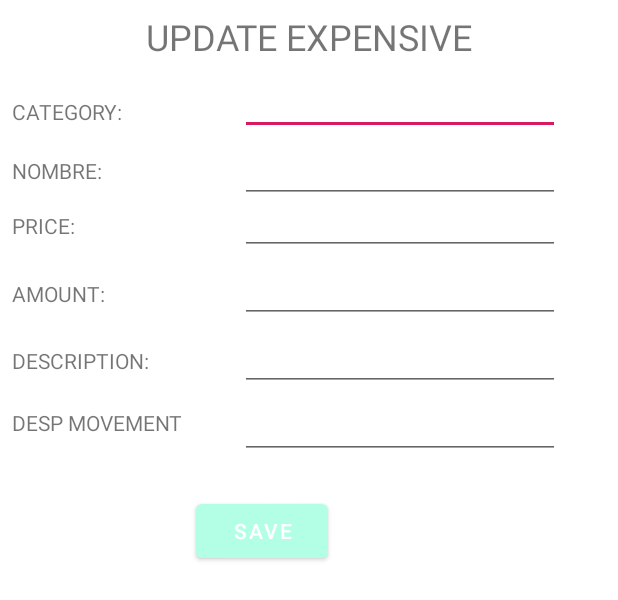
After one commit to Azo2013Github/controlgastos, an Android app: the layout updating_fragment.xml on its own in the app's theme, with its tools: preview values and no code run, on a phone screen of 412 x 824 dp. The commit adds this screen. Shown: the top 600 px of the screen. Run offline under Robolectric (Android 15) with nearby library versions, the phone set to English and light mode, and no system bars.

Commit message:
implementation del metodo update

```diff
--- a/app/src/main/java/com/pgrsoft/controlgastos/fragment/ListadoDetalleFragment.java
+++ b/app/src/main/java/com/pgrsoft/controlgastos/fragment/ListadoDetalleFragment.java
@@ -7,6 +7,7 @@ import androidx.core.content.ContextCompat;
 
 import android.Manifest;
 import android.app.AlertDialog;
+import android.app.Dialog;
 import android.content.DialogInterface;
 import android.content.Intent;
 import android.content.pm.PackageManager;
@@ -50,11 +51,8 @@ import static android.app.Activity.RESULT_OK;
  */
 public class ListadoDetalleFragment extends Fragment {
 
-    private Button btnDelete;
     private Button btnEditExpense;
     private ImageView imageView;
-    private boolean delete;
-    private EditText editTextCode;
 
     public ListadoDetalleFragment() {
 
@@ -70,11 +68,7 @@ public class ListadoDetalleFragment extends Fragment {
         TextView textDescripcion = (TextView) mView.findViewById(R.id.idDetalleDescripcion);
         TextView textImporte = (TextView) mView.findViewById(R.id.idImporte);
         TextView textFecha = (TextView) mView.findViewById(R.id.idFecha);
-        editTextCode = (EditText) mView.findViewById(R.id.idEditTextCode);
-
         imageView = (ImageView) mView.findViewById(R.id.idImageView);
-
-        this.btnDelete = (Button) mView.findViewById(R.id.idBtnDelete);
         this.btnEditExpense = (Button) mView.findViewById(R.id.idBtnEdit);
 
         Bundle bundle = getArguments();
@@ -88,24 +82,30 @@ public class ListadoDetalleFragment extends Fragment {
             getDrawableImage(movimiento.getProducto().getImagen(), imageView);
         }
 
-        btnDelete.setOnClickListener(new View.OnClickListener() {
+        this.btnEditExpense.setOnClickListener(new View.OnClickListener() {
 
             @Override
             public void onClick(View view) {
 
-                MovimientoServices movimientoServices = new MovimientoServicesImpl(getContext());
-                Long code = Long.parseLong(editTextCode.getText().toString());
-                delete = movimientoServices.delete(code);
+                Dialog dialog = new Dialog(getActivity());
+                dialog.setContentView(R.layout.updating_fragment);
+                EditText editTextCategory = (EditText) dialog.findViewById(R.id.idEditTextCategory);
+                EditText editTextName = (EditText) dialog.findViewById(R.id.idEditTextName);
+                EditText editTextPrice = (EditText) dialog.findViewById(R.id.idEditTextPrice);
+                EditText editTextAmount = (EditText) dialog.findViewById(R.id.idEditTextAmount);
+                EditText editTextDescription = (EditText) dialog.findViewById(R.id.idEditTextDescrip);
+                EditText editTextDescMov = (EditText) dialog.findViewById(R.id.idEditTextMovDesrip);
 
-                emptyEditText();
+
+                dialog.show();
             }
+
+
         });
 
+
+
         return mView;
-    }
-
-    private void emptyEditText() {
-        editTextCode.setText("");
     }
 
     /* La funcion para cambiar las imagenes: */
@@ -123,7 +123,6 @@ public class ListadoDetalleFragment extends Fragment {
                 break;
             case 4:
                 imageView.setImageResource(R.drawable.legumbres);
-
                 break;
             case 5:
                 imageView.setImageResource(R.drawable.bebidas);
@@ -131,18 +130,14 @@ public class ListadoDetalleFragment extends Fragment {
             case 6:
                 imageView.setImageResource(R.drawable.ropa);
                 break;
-
             case 7:
                 imageView.setImageResource(R.drawable.casa);
-
                 break;
             case 8:
                 imageView.setImageResource(R.drawable.extras);
-
                 break;
             case 9:
                 imageView.setImageResource(R.drawable.farmacia);
-
                 break;
             case 10:
                 imageView.setImageResource(R.drawable.shoes);
--- a/app/src/main/java/com/pgrsoft/controlgastos/fragment/RecyclerFragment.java
+++ b/app/src/main/java/com/pgrsoft/controlgastos/fragment/RecyclerFragment.java
@@ -33,7 +33,6 @@ public class RecyclerFragment extends Fragment implements ListAdapters.MyListLis
 
     private RecyclerView recyclerView;
     private RecyclerView.LayoutManager layoutManager;
-    private EditText editTextCode;
 
     public RecyclerFragment() {
         // Required empty public constructor
--- /dev/null
+++ b/app/src/main/java/com/pgrsoft/controlgastos/fragment/UpdateFragment.java
@@ -0,0 +1,33 @@
+package com.pgrsoft.controlgastos.fragment;
+
+
+import android.os.Bundle;
+
+import androidx.fragment.app.Fragment;
+
+import android.view.LayoutInflater;
+import android.view.View;
+import android.view.ViewGroup;
+
+import com.pgrsoft.controlgastos.R;
+
+
+/**
+ * A simple {@link Fragment} subclass.
+ */
+public class UpdateFragment extends Fragment {
+
+
+    public UpdateFragment() {
+
+    }
+
+
+    @Override
+    public View onCreateView(LayoutInflater inflater, ViewGroup container,
+                             Bundle savedInstanceState) {
+        // Inflate the layout for this fragment
+        return inflater.inflate(R.layout.fragment_update, container, false);
+    }
+
+}
--- a/app/src/main/res/layout/fragment_listado_detalle.xml
+++ b/app/src/main/res/layout/fragment_listado_detalle.xml
@@ -233,49 +233,14 @@
         app:layout_constraintVertical_bias="1.0" />
 
     <Button
-        android:id="@+id/idBtnDelete"
-        android:layout_width="wrap_content"
-        android:layout_height="wrap_content"
-        android:layout_marginStart="8dp"
-        android:layout_marginLeft="8dp"
-        android:layout_marginTop="20dp"
-        android:layout_marginEnd="8dp"
-        android:layout_marginRight="8dp"
-        android:text="@string/deleteGasto"
-        app:layout_constraintEnd_toEndOf="parent"
-        app:layout_constraintHorizontal_bias="0.0"
-        app:layout_constraintStart_toStartOf="@+id/guideline2"
-        app:layout_constraintTop_toTopOf="@+id/guideline15" />
-
-    <EditText
-        android:id="@+id/idEditTextCode"
-        android:layout_width="119dp"
-        android:layout_height="39dp"
-        android:layout_marginStart="8dp"
-        android:layout_marginLeft="8dp"
-        android:layout_marginTop="28dp"
-        android:layout_marginEnd="8dp"
-        android:layout_marginRight="8dp"
-        android:ems="10"
-        android:inputType="number"
-        app:layout_constraintEnd_toStartOf="@+id/guideline2"
-        app:layout_constraintHorizontal_bias="0.0"
-        app:layout_constraintStart_toStartOf="parent"
-        app:layout_constraintTop_toTopOf="@+id/guideline15" />
-
-    <Button
         android:id="@+id/idBtnEdit"
         android:layout_width="wrap_content"
         android:layout_height="wrap_content"
-        android:layout_marginStart="8dp"
-        android:layout_marginLeft="8dp"
-        android:layout_marginTop="20dp"
-        android:layout_marginEnd="8dp"
-        android:layout_marginRight="8dp"
+        android:layout_marginTop="24dp"
+        android:layout_marginEnd="176dp"
+        android:layout_marginRight="176dp"
         android:text="@string/edit"
         app:layout_constraintEnd_toEndOf="parent"
-        app:layout_constraintHorizontal_bias="0.703"
-        app:layout_constraintStart_toEndOf="@+id/idBtnDelete"
         app:layout_constraintTop_toTopOf="@+id/guideline15" />
 
     <!--<Button
--- /dev/null
+++ b/app/src/main/res/layout/fragment_update.xml
@@ -0,0 +1,14 @@
+<?xml version="1.0" encoding="utf-8"?>
+<FrameLayout xmlns:android="http://schemas.android.com/apk/res/android"
+    xmlns:tools="http://schemas.android.com/tools"
+    android:layout_width="match_parent"
+    android:layout_height="match_parent"
+    tools:context=".fragment.UpdateFragment">
+
+    <!-- TODO: Update blank fragment layout -->
+    <TextView
+        android:layout_width="match_parent"
+        android:layout_height="match_parent"
+        android:text="@string/hello_blank_fragment" />
+
+</FrameLayout>
--- /dev/null
+++ b/app/src/main/res/layout/updating_fragment.xml
@@ -0,0 +1,272 @@
+<?xml version="1.0" encoding="utf-8"?>
+<androidx.constraintlayout.widget.ConstraintLayout xmlns:android="http://schemas.android.com/apk/res/android"
+    xmlns:app="http://schemas.android.com/apk/res-auto"
+    xmlns:tools="http://schemas.android.com/tools"
+    android:id="@+id/linearLayout2"
+    android:layout_width="match_parent"
+    android:layout_height="match_parent"
+    android:orientation="vertical">
+
+    <androidx.constraintlayout.widget.Guideline
+        android:id="@+id/guideline"
+        android:layout_width="wrap_content"
+        android:layout_height="wrap_content"
+        android:orientation="horizontal"
+        app:layout_constraintGuide_begin="45dp" />
+
+    <androidx.constraintlayout.widget.Guideline
+        android:id="@+id/guideline3"
+        android:layout_width="wrap_content"
+        android:layout_height="wrap_content"
+        android:orientation="horizontal"
+        app:layout_constraintGuide_begin="84dp" />
+
+    <androidx.constraintlayout.widget.Guideline
+        android:id="@+id/guideline4"
+        android:layout_width="wrap_content"
+        android:layout_height="wrap_content"
+        android:orientation="horizontal"
+        app:layout_constraintGuide_begin="125dp" />
+
+    <androidx.constraintlayout.widget.Guideline
+        android:id="@+id/guideline5"
+        android:layout_width="wrap_content"
+        android:layout_height="wrap_content"
+        android:orientation="horizontal"
+        app:layout_constraintGuide_begin="170dp" />
+
+    <androidx.constraintlayout.widget.Guideline
+        android:id="@+id/guideline6"
+        android:layout_width="wrap_content"
+        android:layout_height="wrap_content"
+        android:orientation="horizontal"
+        app:layout_constraintGuide_begin="215dp" />
+
+    <androidx.constraintlayout.widget.Guideline
+        android:id="@+id/guideline7"
+        android:layout_width="wrap_content"
+        android:layout_height="wrap_content"
+        android:orientation="vertical"
+        app:layout_constraintGuide_begin="123dp" />
+
+    <androidx.constraintlayout.widget.Guideline
+        android:id="@+id/guideline8"
+        android:layout_width="wrap_content"
+        android:layout_height="wrap_content"
+        android:orientation="horizontal"
+        app:layout_constraintGuide_begin="260dp" />
+
+    <androidx.constraintlayout.widget.Guideline
+        android:id="@+id/guideline12"
+        android:layout_width="wrap_content"
+        android:layout_height="wrap_content"
+        android:orientation="horizontal"
+        app:layout_constraintGuide_begin="303dp" />
+
+    <TextView
+        android:id="@+id/textView3"
+        android:layout_width="wrap_content"
+        android:layout_height="wrap_content"
+        android:layout_marginStart="8dp"
+        android:layout_marginLeft="8dp"
+        android:layout_marginTop="20dp"
+        android:layout_marginEnd="8dp"
+        android:layout_marginRight="8dp"
+        android:text="@string/categoria"
+        app:layout_constraintEnd_toStartOf="@+id/guideline7"
+        app:layout_constraintHorizontal_bias="0.0"
+        app:layout_constraintStart_toStartOf="parent"
+        app:layout_constraintTop_toTopOf="@+id/guideline" />
+
+    <EditText
+        android:id="@+id/idEditTextCategory"
+        android:layout_width="wrap_content"
+        android:layout_height="wrap_content"
+        android:layout_marginStart="8dp"
+        android:layout_marginLeft="8dp"
+        android:layout_marginEnd="8dp"
+        android:layout_marginRight="8dp"
+        android:ems="10"
+        android:inputType="textPersonName"
+        app:layout_constraintEnd_toEndOf="parent"
+        app:layout_constraintHorizontal_bias="0.492"
+        app:layout_constraintStart_toStartOf="@+id/guideline7"
+        app:layout_constraintTop_toTopOf="@+id/guideline" />
+
+    <TextView
+        android:id="@+id/textView4"
+        android:layout_width="wrap_content"
+        android:layout_height="wrap_content"
+        android:layout_marginStart="8dp"
+        android:layout_marginLeft="8dp"
+        android:layout_marginTop="20dp"
+        android:text="@string/nombre"
+        app:layout_constraintStart_toStartOf="parent"
+        app:layout_constraintTop_toTopOf="@+id/guideline3" />
+
+    <EditText
+        android:id="@+id/idEditTextName"
+        android:layout_width="wrap_content"
+        android:layout_height="wrap_content"
+        android:layout_marginStart="8dp"
+        android:layout_marginLeft="8dp"
+        android:layout_marginEnd="8dp"
+        android:layout_marginRight="8dp"
+        android:ems="10"
+        android:inputType="textPersonName"
+        app:layout_constraintEnd_toEndOf="parent"
+        app:layout_constraintHorizontal_bias="0.492"
+        app:layout_constraintStart_toStartOf="@+id/guideline7"
+        app:layout_constraintTop_toBottomOf="@+id/idEditTextCategory" />
+
+    <TextView
+        android:id="@+id/textView5"
+        android:layout_width="wrap_content"
+        android:layout_height="wrap_content"
+        android:layout_marginStart="8dp"
+        android:layout_marginLeft="8dp"
+        android:layout_marginTop="8dp"
+        android:layout_marginEnd="8dp"
+        android:layout_marginRight="8dp"
+        android:text="@string/update_expensive"
+        android:textSize="24sp"
+        app:layout_constraintEnd_toEndOf="parent"
+        app:layout_constraintStart_toStartOf="parent"
+        app:layout_constraintTop_toTopOf="parent" />
+
+    <TextView
+        android:id="@+id/textView7"
+        android:layout_width="wrap_content"
+        android:layout_height="wrap_content"
+        android:layout_marginStart="8dp"
+        android:layout_marginLeft="8dp"
+        android:layout_marginTop="16dp"
+        android:layout_marginEnd="8dp"
+        android:layout_marginRight="8dp"
+        android:text="@string/precio"
+        app:layout_constraintEnd_toStartOf="@+id/guideline7"
+        app:layout_constraintHorizontal_bias="0.0"
+        app:layout_constraintStart_toStartOf="parent"
+        app:layout_constraintTop_toTopOf="@+id/guideline4" />
+
+    <EditText
+        android:id="@+id/idEditTextPrice"
+        android:layout_width="wrap_content"
+        android:layout_height="wrap_content"
+        android:layout_marginStart="8dp"
+        android:layout_marginLeft="8dp"
+        android:layout_marginEnd="8dp"
+        android:layout_marginRight="8dp"
+        android:ems="10"
+        android:inputType="numberDecimal"
+        app:layout_constraintEnd_toEndOf="parent"
+        app:layout_constraintHorizontal_bias="0.492"
+        app:layout_constraintStart_toStartOf="@+id/guideline7"
+        app:layout_constraintTop_toTopOf="@+id/guideline4" />
+
+    <TextView
+        android:id="@+id/textView14"
+        android:layout_width="wrap_content"
+        android:layout_height="wrap_content"
+        android:layout_marginStart="8dp"
+        android:layout_marginLeft="8dp"
+        android:layout_marginTop="16dp"
+        android:layout_marginEnd="8dp"
+        android:layout_marginRight="8dp"
+        android:text="@string/importe"
+        app:layout_constraintEnd_toStartOf="@+id/guideline7"
+        app:layout_constraintHorizontal_bias="0.0"
+        app:layout_constraintStart_toStartOf="parent"
+        app:layout_constraintTop_toTopOf="@+id/guideline5" />
+
+    <EditText
+        android:id="@+id/idEditTextAmount"
+        android:layout_width="wrap_content"
+        android:layout_height="wrap_content"
+        android:layout_marginStart="8dp"
+        android:layout_marginLeft="8dp"
+        android:layout_marginEnd="8dp"
+        android:layout_marginRight="8dp"
+        android:ems="10"
+        android:inputType="textPersonName"
+        app:layout_constraintEnd_toEndOf="parent"
+        app:layout_constraintHorizontal_bias="0.492"
+        app:layout_constraintStart_toStartOf="@+id/guideline7"
+        app:layout_constraintTop_toBottomOf="@+id/idEditTextPrice" />
+
+    <TextView
+        android:id="@+id/textView16"
+        android:layout_width="wrap_content"
+        android:layout_height="wrap_content"
+        android:layout_marginStart="8dp"
+        android:layout_marginLeft="8dp"
+        android:layout_marginTop="16dp"
+        android:layout_marginEnd="8dp"
+        android:layout_marginRight="8dp"
+        android:text="@string/descripcion"
+        app:layout_constraintEnd_toStartOf="@+id/guideline7"
+        app:layout_constraintHorizontal_bias="0.0"
+        app:layout_constraintStart_toStartOf="parent"
+        app:layout_constraintTop_toTopOf="@+id/guideline6" />
+
+    <EditText
+        android:id="@+id/idEditTextDescrip"
+        android:layout_width="wrap_content"
+        android:layout_height="wrap_content"
+        android:layout_marginStart="8dp"
+        android:layout_marginLeft="8dp"
+        android:layout_marginEnd="8dp"
+        android:layout_marginRight="8dp"
+        android:ems="10"
+        android:inputType="textPersonName"
+        app:layout_constraintEnd_toEndOf="parent"
+        app:layout_constraintHorizontal_bias="0.492"
+        app:layout_constraintStart_toStartOf="@+id/guideline7"
+        app:layout_constraintTop_toBottomOf="@+id/idEditTextAmount" />
+
+    <TextView
+        android:id="@+id/textView19"
+        android:layout_width="wrap_content"
+        android:layout_height="wrap_content"
+        android:layout_marginStart="8dp"
+        android:layout_marginLeft="8dp"
+        android:layout_marginTop="12dp"
+        android:layout_marginEnd="8dp"
+        android:layout_marginRight="8dp"
+        android:text="@string/descripcionMovimiento"
+        app:layout_constraintEnd_toStartOf="@+id/guideline7"
+        app:layout_constraintHorizontal_bias="0.0"
+        app:layout_constraintStart_toStartOf="parent"
+        app:layout_constraintTop_toTopOf="@+id/guideline8" />
+
+    <EditText
+        android:id="@+id/idEditTextMovDesrip"
+        android:layout_width="wrap_content"
+        android:layout_height="wrap_content"
+        android:layout_marginStart="8dp"
+        android:layout_marginLeft="8dp"
+        android:layout_marginEnd="8dp"
+        android:layout_marginRight="8dp"
+        android:ems="10"
+        android:inputType="textPersonName"
+        app:layout_constraintEnd_toEndOf="parent"
+        app:layout_constraintHorizontal_bias="0.492"
+        app:layout_constraintStart_toStartOf="@+id/guideline7"
+        app:layout_constraintTop_toBottomOf="@+id/idEditTextDescrip" />
+
+    <Button
+        android:id="@+id/idBtnSaveList"
+        android:layout_width="wrap_content"
+        android:layout_height="wrap_content"
+        android:layout_marginStart="8dp"
+        android:layout_marginLeft="8dp"
+        android:layout_marginTop="24dp"
+        android:layout_marginEnd="8dp"
+        android:layout_marginRight="8dp"
+        android:text="@string/save"
+        app:layout_constraintEnd_toEndOf="parent"
+        app:layout_constraintHorizontal_bias="0.0"
+        app:layout_constraintStart_toStartOf="@+id/guideline7"
+        app:layout_constraintTop_toBottomOf="@+id/idEditTextMovDesrip" />
+
+</androidx.constraintlayout.widget.ConstraintLayout>
--- a/app/src/main/res/values/strings.xml
+++ b/app/src/main/res/values/strings.xml
@@ -37,5 +37,7 @@
     <string name="save_photo">SAVE PHOTO</string>
     <string name="deleteGasto">DELETE GASTO</string>
     <string name="edit">EDITING</string>
+    <string name="update_expensive">UPDATE EXPENSIVE</string>
+    <string name="save">SAVE</string>
 
 </resources>
```
